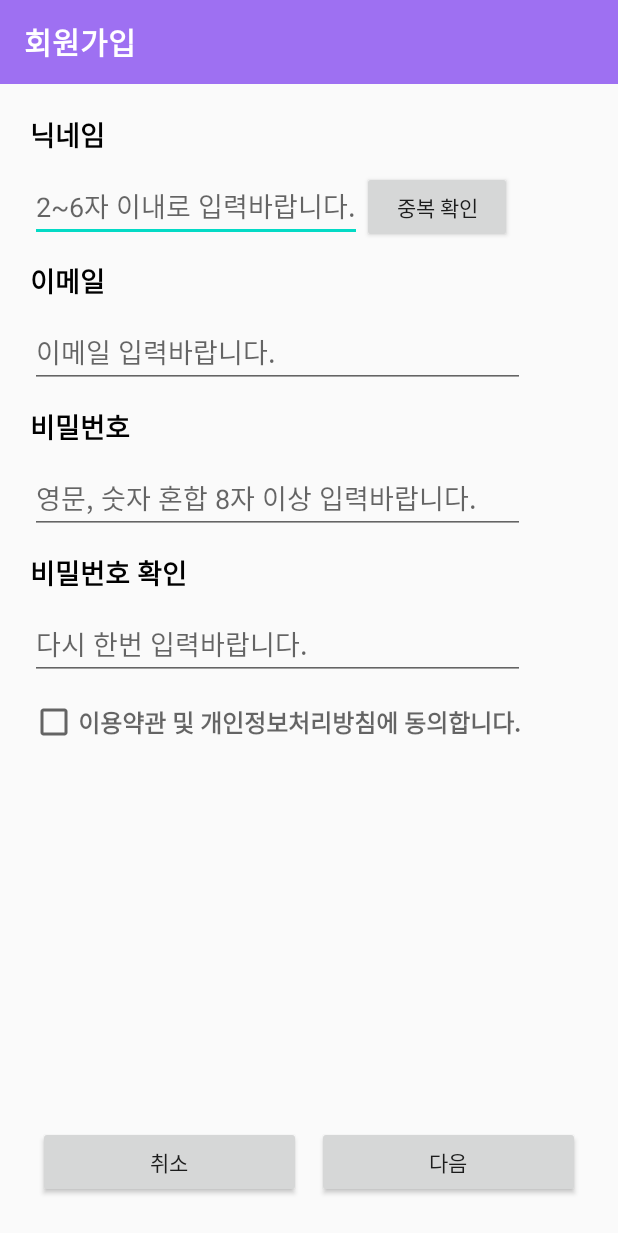
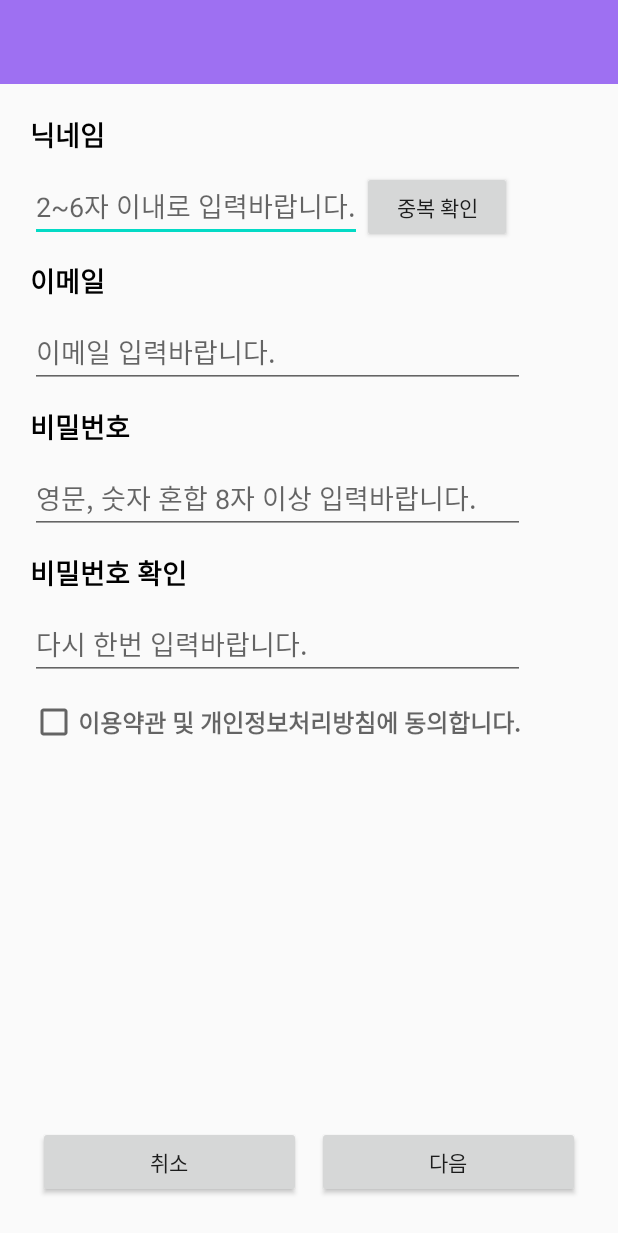
Before and after one commit to 971021hr/dandan_app_final, an Android app: the layout fragment_menu5_2.xml on its own in the app's theme, with its tools: preview values and no code run, on a phone screen of 412 x 824 dp. Shown: the top 1233 px of the screen. Run offline under Robolectric (Android 15) with nearby library versions, the phone set to English and light mode, and no system bars.

Commit message:
2021.03.03 삼겹살데이 돼지방2

```diff
--- a/app/src/main/res/layout/fragment_menu5_2.xml
+++ b/app/src/main/res/layout/fragment_menu5_2.xml
@@ -10,18 +10,7 @@
         android:layout_height="wrap_content"
         android:background="?attr/colorPrimary"
         android:minHeight="?attr/actionBarSize"
-        android:theme="@style/Theme.Tantan">
-
-        <TextView
-            android:layout_width="wrap_content"
-            android:layout_height="wrap_content"
-            android:layout_gravity="left"
-            android:text="회원가입"
-            android:textSize="20dp"
-            android:textStyle="bold"
-            android:textColor="@color/white">
-
-        </TextView>
+        android:theme="@style/ThemeOverlay.AppCompat.Dark.ActionBar">
     </android.support.v7.widget.Toolbar>
 
     <LinearLayout
--- a/app/src/main/res/layout/fragment_menu5_4.xml
+++ b/app/src/main/res/layout/fragment_menu5_4.xml
@@ -18,6 +18,7 @@
         android:layout_height="match_parent"
         android:layout_margin="20dp"
         android:orientation="vertical">
+
         <TextView
             android:id="@+id/textView4"
             android:layout_width="match_parent"
@@ -25,7 +26,7 @@
             android:layout_marginBottom="5dp"
             android:text="이메일 입력"
             android:textColor="#000000"
-            android:textSize="24sp"
+            android:textSize="18sp"
             android:textStyle="bold" />
 
         <LinearLayout
```
Also changed, not shown: app/src/main/java/com/example/tantan/ui/menu_setting/LoginPage.java (+15 -0 lines).
